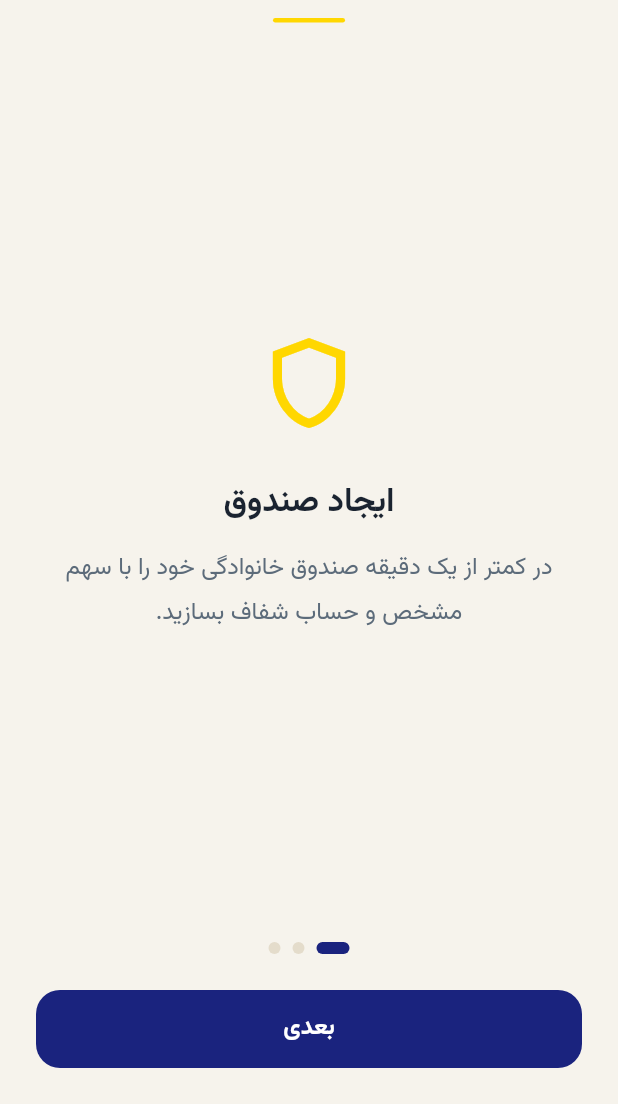
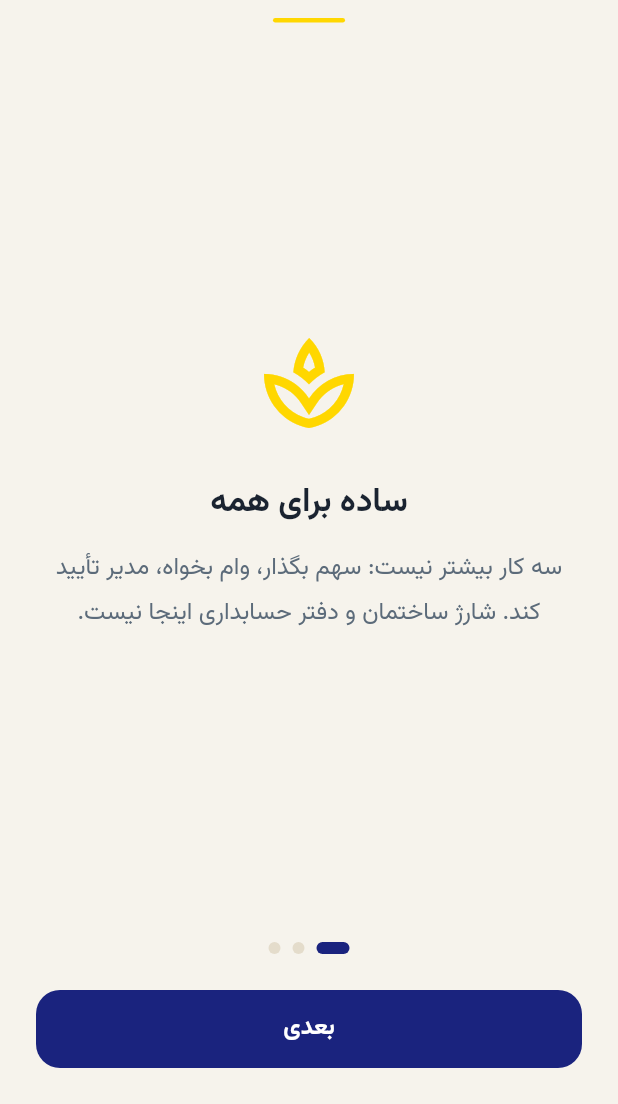
Before and after one commit to Tahmoures54/Polad, a Flutter app: the screen it shows after launch, on a phone screen of 412 x 824 dp, the part 132-1236 px from its top. Run offline on Flutter 3.47's test engine with Material 3 defaults, Android fonts, the phone set to English and light mode, and no system bars; our stand-ins replace cached_network_image, cloud_firestore, cloud_functions, connectivity_plus, dartz, dio and 19 more; missing offline and left inert: excel, persian_datetime_picker, persian_number_utility; accounts and stored records are empty.

Commit message:
feat: position Polad as simple, efficient, and transparent for every member
Rewrite onboarding, splash, login, roles, member home, admin queue, payment,
and about copy around three promises: few jobs, a short approval queue, and
the same numbers for members as for the admin. Do not compete as manager
accounting software.

Co-authored-by: Tahmoures54 <Tahmoures54@users.noreply.github.com>

```diff
--- /dev/null
+++ b/lib/core/brand/polad_voice.dart
@@ -0,0 +1,25 @@
+/// صدای برند پولاد — سادگی، کارایی، شفافیت برای همهٔ اعضا.
+///
+/// رقیب‌ها معمولاً ابزار حسابداریِ مدیرند. پولاد خودِ صندوق است:
+/// سه کار، صف تأیید به‌جای دفتر، و همان حقیقت برای عضو و مدیر.
+class PoladVoice {
+  static const tagline = 'ساده. کارآمد. شفاف برای همه.';
+
+  static const memberPromise = 'از واریز شما چیزی کم نمی‌شود. همین عدد را مدیر هم می‌بیند.';
+
+  static const paymentHint =
+      'مبلغ کامل به صندوق می‌نشیند. تا تأیید مدیر، موجودی عوض نمی‌شود و کارمزدی از سهم کم نمی‌گردد.';
+
+  static const adminQueueHint =
+      'کار امروز شما همین صف است. اعضا وضعیت را می‌بینند؛ تأیید فقط با شماست. بانکیما و پیامک پیشنهاد می‌سازند، تصمیم نمی‌گیرند.';
+
+  static const loginSubtitle = 'فقط شماره موبایل. بدون دفتر، بدون اکسل.';
+
+  static const aboutManifesto =
+      'پولاد دفتر حسابداری مدیر نیست؛ خود صندوق خانوادگی است.\n\n'
+      'ساده: سه کار بیشتر نیست — سهم بگذار، وام بخواه، مدیر تأیید کند. '
+      'شارژ ساختمان و هزینهٔ گروهی اینجا نیست.\n\n'
+      'کارآمد: صف تأیید همان کار مدیر است، نه چهل صفحه گزارش.\n\n'
+      'شفاف برای همه: عضو هم موجودی و وضعیت پرداخت را می‌بیند. '
+      'طبق شاپرک، هزینهٔ نرم‌افزار از واریز عضو کسر نمی‌شود و فقط برای مدیر صورتحساب می‌شود.';
+}
--- a/lib/core/config/app_config.dart
+++ b/lib/core/config/app_config.dart
@@ -1,3 +1,5 @@
+import '../brand/polad_voice.dart';
+
 /// Runtime flavor. Production builds must pass:
 /// `--dart-define=POLAD_DEMO=false --dart-define=POLAD_FIREBASE=true`
 class AppConfig {
@@ -13,6 +15,7 @@ class AppConfig {
 
   static const appName = 'پولاد';
   static const legalName = 'صندوق خانوادگی پولاد';
+  static const tagline = PoladVoice.tagline;
   static const supportPhone = '02100000000';
   static const inviteHost = 'https://polad.app';
   static const inviteScheme = 'polad';
--- a/lib/presentation/blocs/auth/onboarding_cubit.dart
+++ b/lib/presentation/blocs/auth/onboarding_cubit.dart
@@ -26,19 +26,19 @@ class OnboardingState extends Equatable {
 
   static const slides = <OnboardingSlide>[
     OnboardingSlide(
-      iconName: 'shield',
-      title: 'ایجاد صندوق',
-      body: 'در کمتر از یک دقیقه صندوق خانوادگی خود را با سهم مشخص و حساب شفاف بسازید.',
+      iconName: 'simple',
+      title: 'ساده برای همه',
+      body: 'سه کار بیشتر نیست: سهم بگذار، وام بخواه، مدیر تأیید کند. شارژ ساختمان و دفتر حسابداری اینجا نیست.',
     ),
     OnboardingSlide(
-      iconName: 'invite',
-      title: 'دعوت اعضا',
-      body: 'با یک کد کوتاه، اعضای خانواده را اضافه کنید. هر کس فقط اطلاعات خودش را می‌بیند.',
+      iconName: 'fast',
+      title: 'کار مدیر کم',
+      body: 'صف تأیید همان کار است. پیامک و بانک فقط پیشنهاد می‌دهند؛ شما در چند لمس تصمیم می‌گیرید.',
     ),
     OnboardingSlide(
-      iconName: 'verify',
-      title: 'مدیریت شفاف',
-      body: 'پرداخت‌ها فقط با تأیید مدیر ثبت می‌شود. موجودی، وام و معوقات همیشه در دسترس است.',
+      iconName: 'clear',
+      title: 'حساب برای همه روشن',
+      body: 'عضو هم موجودی و وضعیت پرداخت را می‌بیند. از واریز کسی بابت نرم‌افزار کم نمی‌شود.',
     ),
   ];
 
--- a/lib/presentation/screens/auth/login_screen.dart
+++ b/lib/presentation/screens/auth/login_screen.dart
@@ -3,6 +3,7 @@ import 'package:flutter/services.dart';
 import 'package:flutter_bloc/flutter_bloc.dart';
 import 'package:go_router/go_router.dart';
 
+import '../../../core/brand/polad_voice.dart';
 import '../../../core/config/app_config.dart';
 import '../../../core/constants/app_constants.dart';
 import '../../../core/theme/app_colors.dart';
@@ -63,7 +64,7 @@ class _LoginViewState extends State<_LoginView> {
         final cubit = context.read<LoginCubit>();
         return AuthScaffold(
           title: 'ورود به پولاد',
-          subtitle: 'فقط با شماره موبایل وارد شوید. کد تأیید پیامک می‌شود.',
+          subtitle: PoladVoice.loginSubtitle,
           child: Form(
             key: _form,
             child: Column(
--- a/lib/presentation/screens/auth/onboarding_screen.dart
+++ b/lib/presentation/screens/auth/onboarding_screen.dart
@@ -33,9 +33,9 @@ class _OnboardingViewState extends State<_OnboardingView> {
   final _page = PageController();
 
   IconData _icon(String name) => switch (name) {
-        'invite' => Icons.group_add_outlined,
-        'verify' => Icons.verified_outlined,
-        _ => Icons.shield_outlined,
+        'fast' => Icons.bolt_outlined,
+        'clear' => Icons.visibility_outlined,
+        _ => Icons.spa_outlined,
       };
 
   @override
--- a/lib/presentation/screens/auth/profile_setup_screen.dart
+++ b/lib/presentation/screens/auth/profile_setup_screen.dart
@@ -66,7 +66,7 @@ class _ProfileSetupView extends StatelessWidget {
               _RoleCard(
                 selected: state.role == UserRole.admin,
                 title: 'مدیر صندوق',
-                subtitle: 'ایجاد صندوق، تأیید پرداخت‌ها، وام و گزارش',
+                subtitle: 'کار شما صف تأیید است، نه دفتر حسابداری',
                 icon: Icons.admin_panel_settings_outlined,
                 onTap: () => cubit.roleChanged(UserRole.admin),
               ),
@@ -74,7 +74,7 @@ class _ProfileSetupView extends StatelessWidget {
               _RoleCard(
                 selected: state.role == UserRole.member,
                 title: 'عضو',
-                subtitle: 'پیوستن با کد دعوت و ثبت پرداخت سهم',
+                subtitle: 'سهم، بدهی و وضعیت پرداخت‌تان مثل مدیر روشن است',
                 icon: Icons.people_outline,
                 onTap: () => cubit.roleChanged(UserRole.member),
               ),
--- a/lib/presentation/screens/auth/splash_screen.dart
+++ b/lib/presentation/screens/auth/splash_screen.dart
@@ -2,6 +2,7 @@ import 'package:flutter/material.dart';
 import 'package:flutter_bloc/flutter_bloc.dart';
 import 'package:go_router/go_router.dart';
 
+import '../../../core/brand/polad_voice.dart';
 import '../../../core/theme/app_colors.dart';
 import '../../../core/widgets/app_widgets.dart';
 import '../../blocs/auth/splash_cubit.dart';
@@ -86,7 +87,7 @@ class _SplashViewState extends State<_SplashView> with SingleTickerProviderState
                   ),
                   const SizedBox(height: 8),
                   const Text(
-                    'صندوق خانوادگی، شفاف و آرام',
+                    PoladVoice.tagline,
                     style: TextStyle(
                       fontFamily: 'Vazirmatn',
                       color: AppColors.gold,
--- a/lib/presentation/screens/home/admin_dashboard_screen.dart
+++ b/lib/presentation/screens/home/admin_dashboard_screen.dart
@@ -3,6 +3,7 @@ import 'package:flutter/material.dart';
 import 'package:flutter_bloc/flutter_bloc.dart';
 import 'package:go_router/go_router.dart';
 
+import '../../../core/brand/polad_voice.dart';
 import '../../../core/theme/app_colors.dart';
 import '../../../core/utils/formatters.dart';
 import '../../../core/widgets/app_widgets.dart';
@@ -66,7 +67,7 @@ class AdminDashboard extends StatelessWidget {
                         crossAxisAlignment: CrossAxisAlignment.stretch,
                         children: [
                           const Text(
-                            'تأیید نهایی فقط با مدیر است. بانکیما و پیامک فقط پیشنهاد می‌سازند.',
+                            PoladVoice.adminQueueHint,
                             style: TextStyle(height: 1.6, fontSize: 13),
                           ),
                           const SizedBox(height: 8),
--- a/lib/presentation/screens/home/member_dashboard_screen.dart
+++ b/lib/presentation/screens/home/member_dashboard_screen.dart
@@ -65,8 +65,8 @@ class _MemberDashboardView extends StatelessWidget {
                                 ),
                                 const SizedBox(height: 4),
                                 const Text(
-                                  'وضعیت سهم، بدهی و طلب شما در این صندوق',
-                                  style: TextStyle(color: AppColors.muted, fontSize: 13),
+                                  'همین عددها را همهٔ صندوق می‌بینند. از واریز شما چیزی کم نمی‌شود.',
+                                  style: TextStyle(color: AppColors.muted, fontSize: 13, height: 1.6),
                                 ),
                                 const SizedBox(height: 14),
                                 Row(
--- a/lib/presentation/screens/home/payment_screen.dart
+++ b/lib/presentation/screens/home/payment_screen.dart
@@ -6,6 +6,7 @@ import 'package:image_picker/image_picker.dart';
 import 'package:persian_datetime_picker/persian_datetime_picker.dart';
 import 'package:url_launcher/url_launcher.dart';
 
+import '../../../core/brand/polad_voice.dart';
 import '../../../core/di/locator.dart';
 import '../../../core/theme/app_colors.dart';
 import '../../../core/utils/formatters.dart';
@@ -90,7 +91,7 @@ class _PaymentViewState extends State<_PaymentView> {
             padding: const EdgeInsets.all(20),
             children: [
               const Text(
-                'کد پیگیری کارت‌به‌کارت را وارد کنید. تا تأیید مدیر، وضعیت «در انتظار تأیید» می‌ماند و از موجودی عضو کم نمی‌شود.',
+                PoladVoice.paymentHint,
                 style: TextStyle(color: AppColors.muted, height: 1.7),
               ),
               const SizedBox(height: 16),
--- a/lib/presentation/screens/settings/settings_hub_screen.dart
+++ b/lib/presentation/screens/settings/settings_hub_screen.dart
@@ -3,6 +3,7 @@ import 'package:flutter_bloc/flutter_bloc.dart';
 import 'package:go_router/go_router.dart';
 import 'package:image_picker/image_picker.dart';
 
+import '../../../core/brand/polad_voice.dart';
 import '../../../core/config/app_config.dart';
 import '../../../core/di/locator.dart';
 import '../../../core/theme/app_colors.dart';
@@ -181,8 +182,9 @@ class LegalScreen extends StatelessWidget {
       body: const SingleChildScrollView(
         padding: EdgeInsets.all(20),
         child: Text(
-          'صندوق خانوادگی پولاد داده‌های مالی را برای مدیریت قرض‌الحسنه خانوادگی ذخیره می‌کند. '
-          'تأیید تراکنش فقط با مدیر است. کارمزد نرم‌افزار مطابق شاپرک از واریز عضو کسر نمی‌شود. '
+          'صندوق خانوادگی پولاد داده‌های مالی را برای قرض‌الحسنه خانوادگی ذخیره می‌کند. '
+          'تأیید تراکنش فقط با مدیر است و همهٔ اعضا وضعیت را می‌بینند. '
+          'کارمزد نرم‌افزار مطابق شاپرک از واریز عضو کسر نمی‌شود. '
           'پیامک بانکی فقط با رضایت مدیر روی اندروید خوانده می‌شود. '
           'اسرار بانکیما روی سرور می‌ماند و به گوشی ارسال نمی‌شود.',
           style: TextStyle(height: 1.8),
@@ -207,6 +209,12 @@ class AboutScreen extends StatelessWidget {
           const Text('صندوق خانوادگی پولاد', textAlign: TextAlign.center, style: TextStyle(fontWeight: FontWeight.w700, fontSize: 18)),
           const SizedBox(height: 8),
           const Text('نسخه ۱.۰.۰', textAlign: TextAlign.center, style: TextStyle(color: AppColors.muted)),
+          const SizedBox(height: 20),
+          Text(
+            PoladVoice.aboutManifesto,
+            textAlign: TextAlign.center,
+            style: const TextStyle(height: 1.9, fontSize: 15),
+          ),
           const SizedBox(height: 16),
           Text('پشتیبانی: ${AppConfig.supportPhone}', textAlign: TextAlign.center),
         ],
```
Also changed, not shown: 2 other files.
